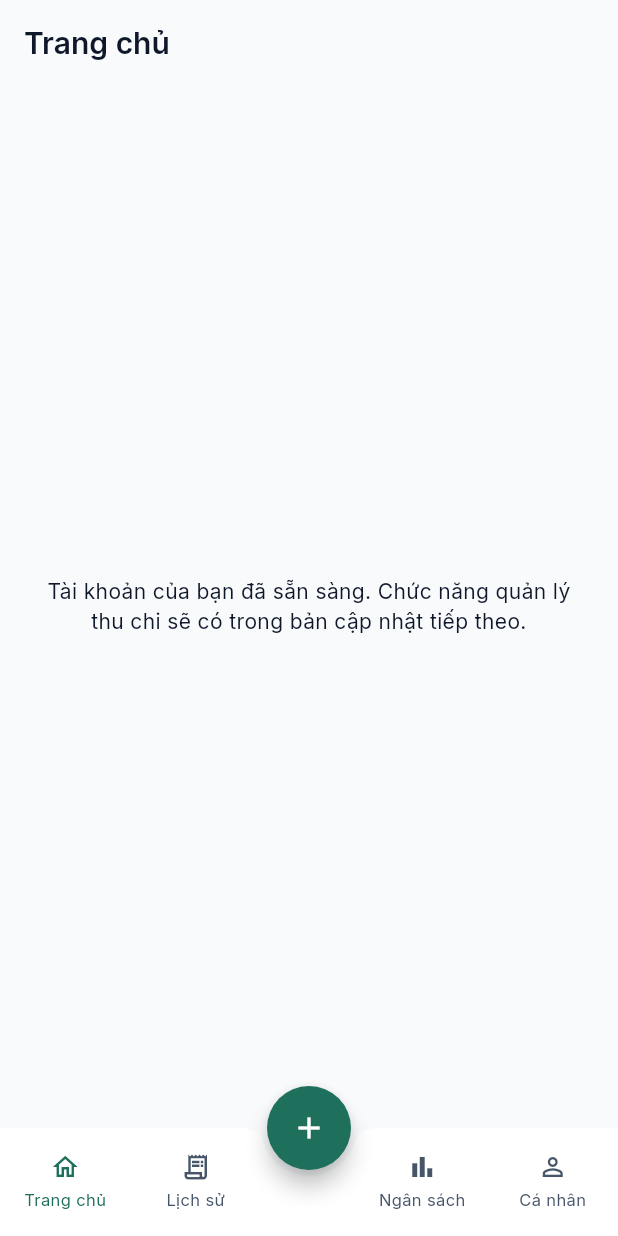
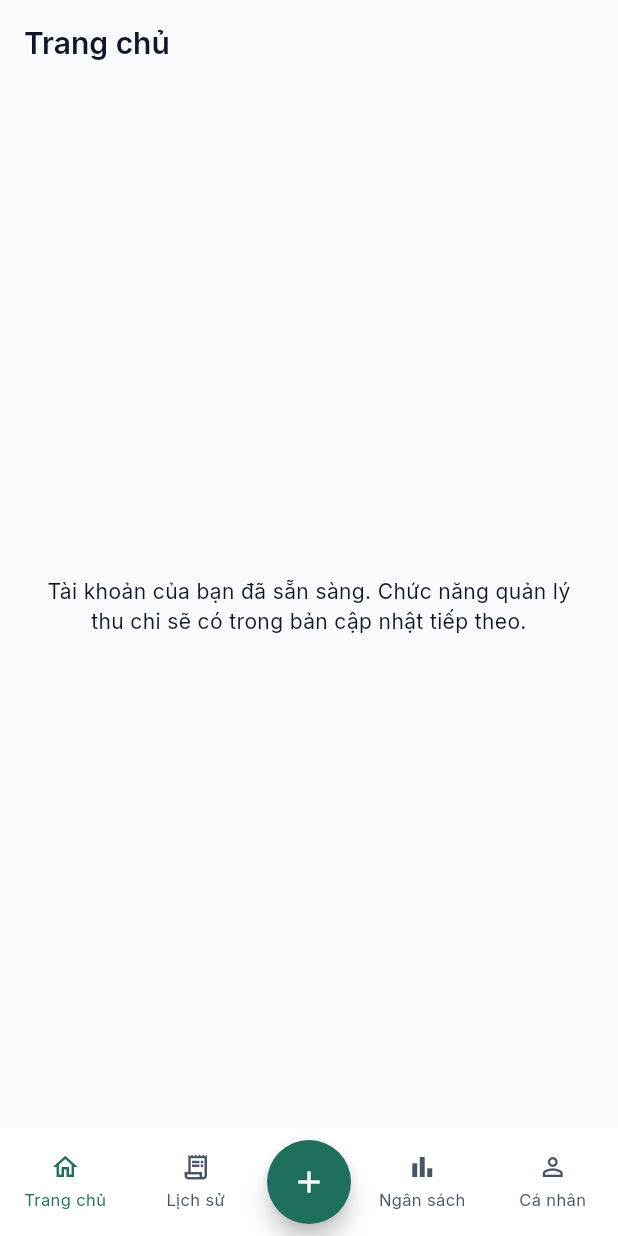
Before and after one commit to mrh3llo/cn-da23ttd-nguyenkienquoc-ourbudget, a Flutter app: the screen it shows once a user with an empty profile is signed in, on a phone screen of 412 x 824 dp. Run offline on Flutter 3.47's test engine with Material 3 defaults, Android fonts, the phone set to English and light mode, and no system bars; our stand-ins replace flutter_secure_storage, material_ui, supabase_flutter, timezone; accounts and stored records are empty.

Commit message:
UPDATED: Android release configuration, navigation shell and PostgreSQL thesis export

```diff
--- a/src/mobile/ourbudget/lib/main.dart
+++ b/src/mobile/ourbudget/lib/main.dart
@@ -12,7 +12,10 @@ Future<void> main() async {
     ),
     publishableKey: const String.fromEnvironment(
       'SUPABASE_PUBLISHABLE_KEY',
-      defaultValue: 'sb_publishable_N2yyWbxreoGiyOei17GKvw_GXXzN0Ai',
+      defaultValue: String.fromEnvironment(
+        'SUPABASE_ANON_KEY',
+        defaultValue: 'sb_publishable_N2yyWbxreoGiyOei17GKvw_GXXzN0Ai',
+      ),
     ),
     authOptions: FlutterAuthClientOptions(
       authFlowType: AuthFlowType.pkce,
--- a/src/mobile/ourbudget/lib/widgets/main_navigation_shell.dart
+++ b/src/mobile/ourbudget/lib/widgets/main_navigation_shell.dart
@@ -1,3 +1,5 @@
+import 'dart:math' as math;
+
 import 'package:material_ui/material_ui.dart';
 import 'package:provider/provider.dart';
 
@@ -141,7 +143,9 @@ class _MainNavigationShellState extends State<MainNavigationShell> {
   }
 
   @override
-  Widget build(BuildContext context) => PopScope(
+  Widget build(BuildContext context) {
+    final safeArea = MediaQuery.paddingOf(context);
+    return PopScope(
       canPop: _index == 0,
       onPopInvokedWithResult: (popped, _) {
         if (!popped) _select(0);
@@ -158,7 +162,21 @@ class _MainNavigationShellState extends State<MainNavigationShell> {
             ...widget.pages,
           ],
         ),
-      floatingActionButton: FloatingActionButton(
+        bottomNavigationBar: BottomAppBar(
+          color: Colors.white,
+          height: 72,
+          padding: EdgeInsets.only(
+            left: math.max(0.0, safeArea.right - safeArea.left),
+            right: math.max(0.0, safeArea.left - safeArea.right),
+          ),
+          child: Row(
+            children: [
+              _destination(0),
+              _destination(1),
+              SizedBox(
+                width: 64,
+                child: Center(
+                  child: FloatingActionButton(
                     tooltip: 'Ghi giao dịch',
                     backgroundColor: primary,
                     foregroundColor: Colors.white,
@@ -166,18 +184,8 @@ class _MainNavigationShellState extends State<MainNavigationShell> {
                     onPressed: _loadingWallets ? null : _openTransaction,
                     child: const Icon(Icons.add),
                   ),
-      floatingActionButtonLocation: FloatingActionButtonLocation.centerDocked,
-      bottomNavigationBar: BottomAppBar(
-        color: Colors.white,
-        shape: const CircularNotchedRectangle(),
-        notchMargin: 4,
-        height: 72,
-        padding: EdgeInsets.zero,
-        child: Row(
-          children: [
-            _destination(0),
-            _destination(1),
-            const SizedBox(width: 64),
+                ),
+              ),
               _destination(2),
               _destination(3),
             ],
@@ -185,6 +193,7 @@ class _MainNavigationShellState extends State<MainNavigationShell> {
         ),
       ),
     );
+  }
 
   Widget _destination(int index) => Expanded(
     child: Semantics(
```
Also changed, not shown: 10 other files. Lines whose indentation alone changed are shown as unchanged.
